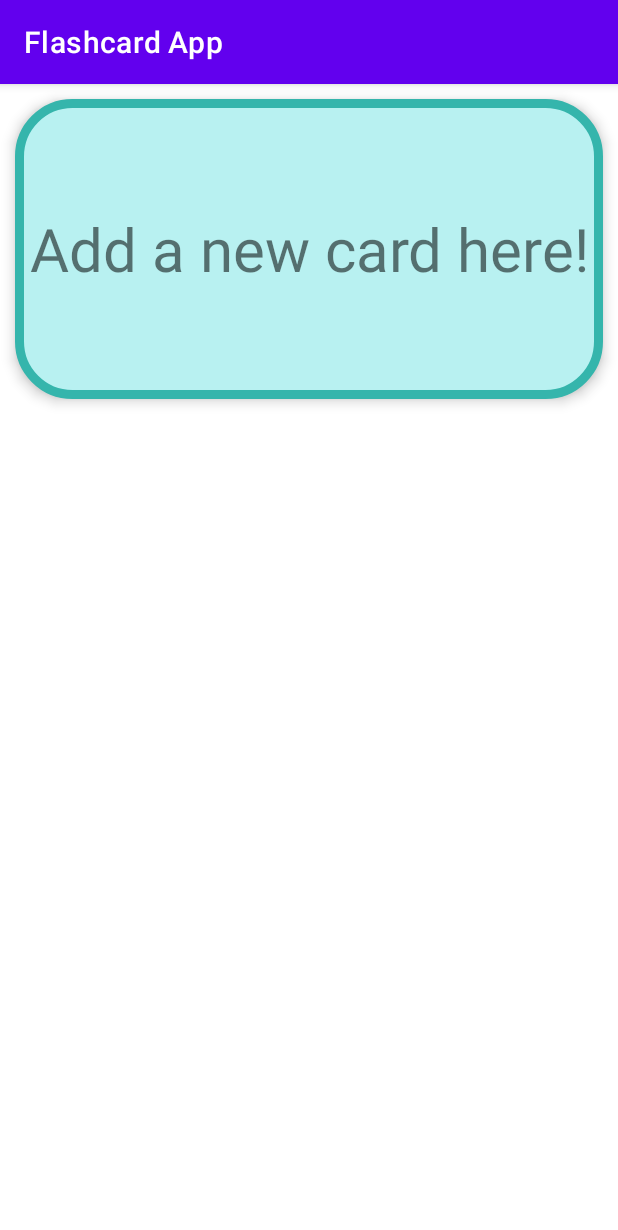
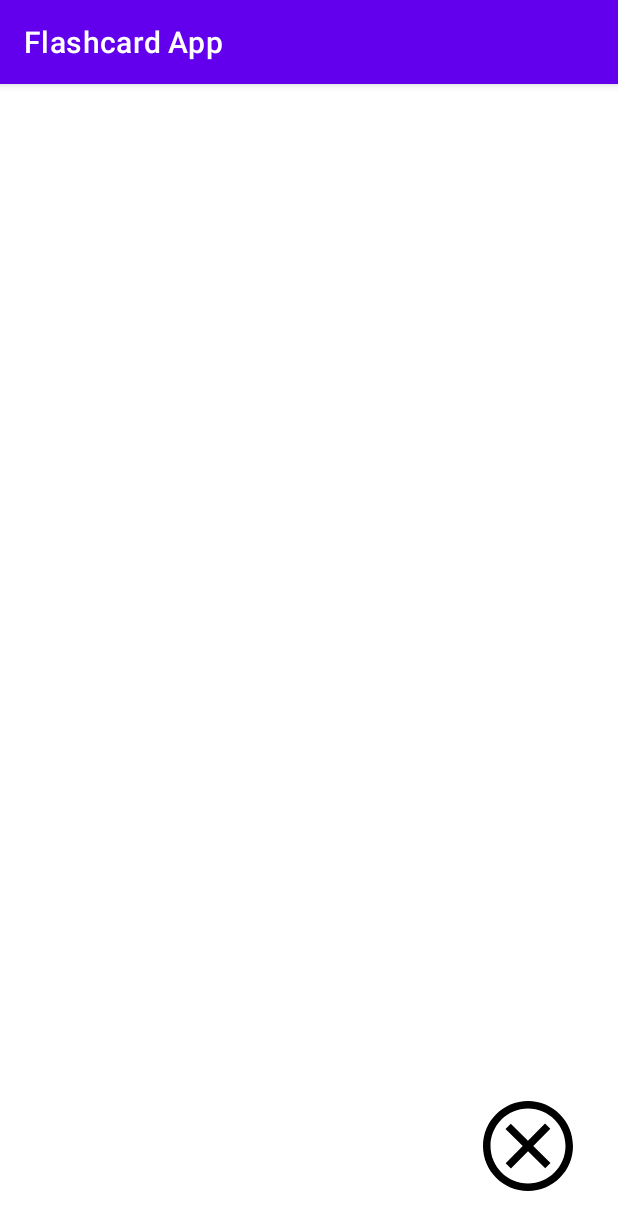
Before and after one commit to nadintamer/Android-Flashcard-App, an Android app: the AddCardActivity screen opened directly, with no data from a screen before it, on a phone screen of 412 x 824 dp. Shown: the top 1230 px of the screen. Run offline under Robolectric (Android 15) with nearby library versions, the light colour scheme and no system bars.

Commit message:
added cancel button to add card screen

```diff
--- a/app/src/main/java/com/example/flashcardapp/AddCardActivity.java
+++ b/app/src/main/java/com/example/flashcardapp/AddCardActivity.java
@@ -13,5 +13,14 @@ public class AddCardActivity  extends AppCompatActivity {
     protected void onCreate(Bundle savedInstanceState) {
         super.onCreate(savedInstanceState);
         setContentView(R.layout.add_card_activity);
+;
+        ImageView cancelButton = ((ImageView) findViewById(R.id.cancel));
+
+        cancelButton.setOnClickListener(new View.OnClickListener() {
+            @Override
+            public void onClick(View v) {
+                finish();
+            }
+        });
     }
 }
--- /dev/null
+++ b/app/src/main/res/drawable/cancel_icon.xml
@@ -0,0 +1,9 @@
+<vector xmlns:android="http://schemas.android.com/apk/res/android"
+    android:width="24dp"
+    android:height="24dp"
+    android:viewportWidth="24"
+    android:viewportHeight="24">
+  <path
+      android:fillColor="#FF000000"
+      android:pathData="M12,2c5.514,0 10,4.486 10,10s-4.486,10 -10,10 -10,-4.486 -10,-10 4.486,-10 10,-10zM12,0c-6.627,0 -12,5.373 -12,12s5.373,12 12,12 12,-5.373 12,-12 -5.373,-12 -12,-12zM18,16.538l-4.592,-4.548 4.546,-4.587 -1.416,-1.403 -4.545,4.589 -4.588,-4.543 -1.405,1.405 4.593,4.552 -4.547,4.592 1.405,1.405 4.555,-4.596 4.591,4.55 1.403,-1.416z"/>
+</vector>
--- a/app/src/main/res/layout/add_card_activity.xml
+++ b/app/src/main/res/layout/add_card_activity.xml
@@ -7,15 +7,13 @@
     android:id="@+id/parent"
     tools:context=".AddCardActivity">
 
-    <TextView
-        android:id="@+id/add_new_flashcard"
-        android:layout_width="match_parent"
-        android:layout_height="200dp"
-        android:layout_margin="10dp"
-        android:gravity="center"
-        android:background="@drawable/card_background"
-        android:elevation="5dp"
-        android:text="Add a new card here!"
-        android:textSize="40sp" />
+    <ImageView
+        android:layout_width="60dp"
+        android:layout_height="60dp"
+        android:layout_alignParentBottom="true"
+        android:layout_alignParentRight="true"
+        android:layout_margin="30dp"
+        android:id="@+id/cancel"
+        android:src="@drawable/cancel_icon"/>
 
 </RelativeLayout>
```
Also changed, not shown: app/src/main/res/assets/cancel.svg (added).
